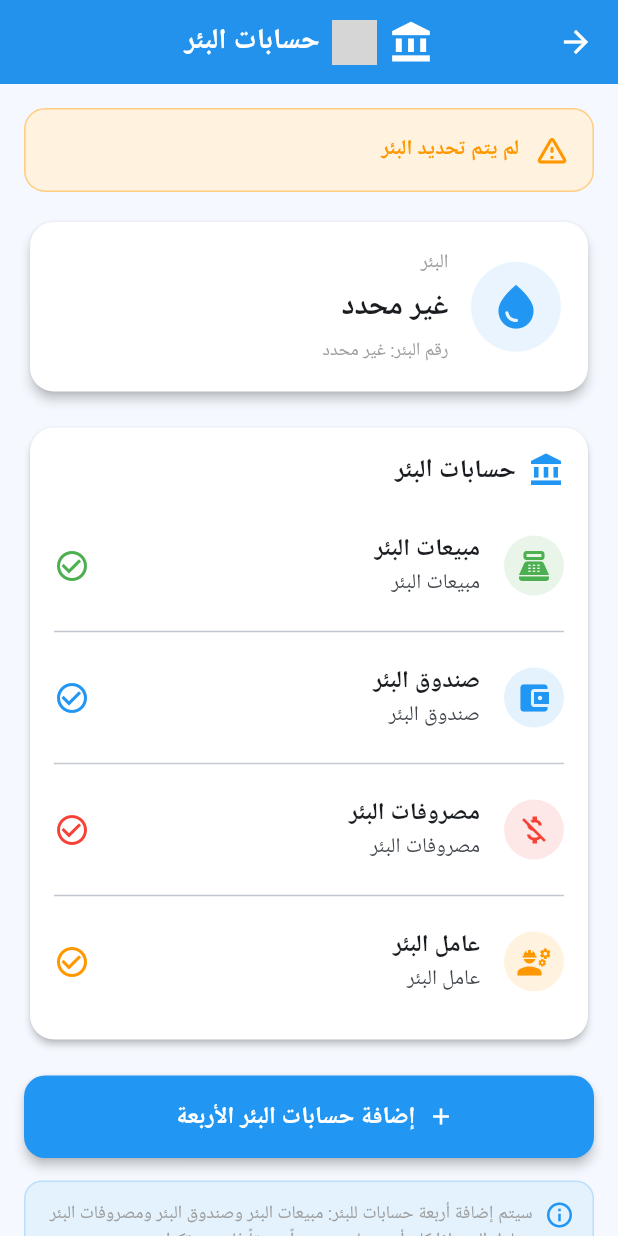
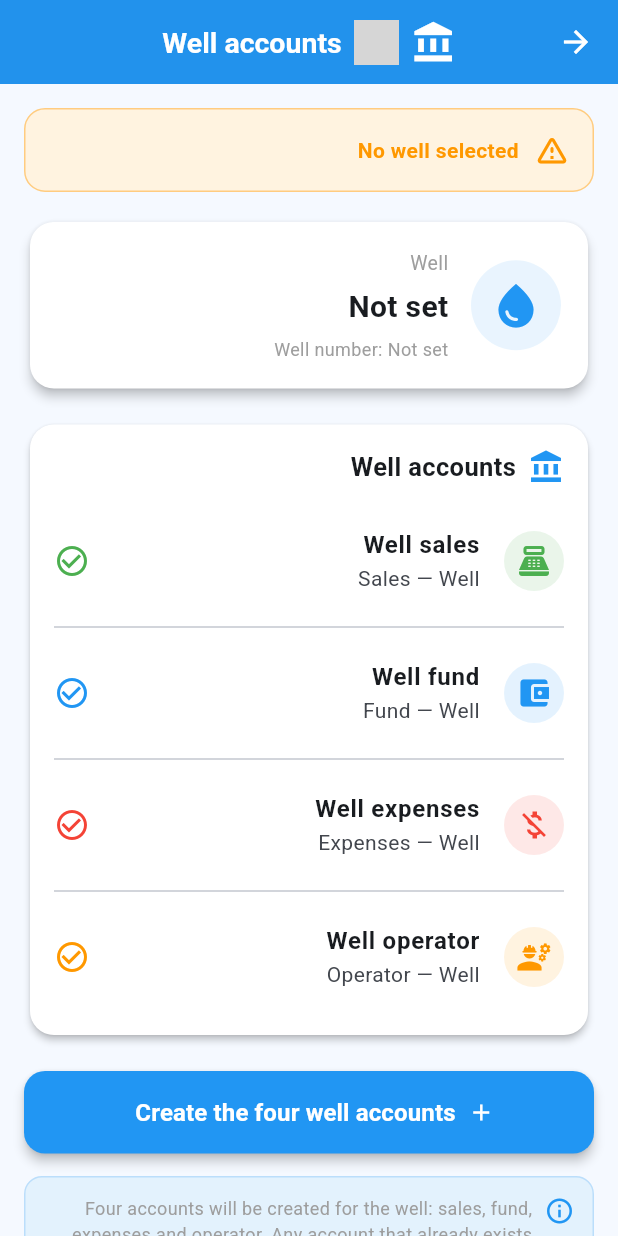
Before and after one commit to jamaly1882/my_water, a Flutter app: the CreateSalesAccountScreen screen opened directly, on a phone screen of 412 x 824 dp. Run offline on Flutter 3.47's test engine with Material 3 defaults, Android fonts, the light colour scheme and no system bars; our stand-ins replace cloud_firestore, firebase_auth, firebase_core, image_cropper, image_picker; missing offline and left inert: dart:html, dart:js_util, google_mlkit_text_recognition; accounts and stored records are empty; grey boxes are pictures that could not be loaded.

Commit message:
feat(i18n): English for well accounts, usage types and shared UI strings
- create_sales_account_screen (33): the four account templates, creation
  summary, existence chips
- water_usage_screen (20): CRUD labels, dialogs, examples
- well_customers_screen (19): linking a subscriber to a well
- gm_ui.dart (12): change indicator and the permissions panel

Fixed prefix collisions ('مبيعات البئر' halves) before commit.
Verified: zero syntax errors.

Co-authored-by: arena-agent <297053741+arena-agent@users.noreply.github.com>

```diff
--- a/lib/screens/create_sales_account_screen.dart
+++ b/lib/screens/create_sales_account_screen.dart
@@ -123,7 +123,7 @@ class _CreateSalesAccountScreenState
       });
     } catch (e) {
       debugPrint(
-        'خطأ في جلب اسم البئر: $e',
+        'Could not load the well name: $e',
       );
 
       if (mounted) {
@@ -157,10 +157,10 @@ class _CreateSalesAccountScreenState
   // ============================================================
   // إنشاء الحسابات
   //
-  // 1 - مبيعات البئر
-  // 2 - صندوق البئر
-  // 3 - مصروفات البئر
-  // 4 - عامل البئر
+  // 1 - Sales — البئر
+  // 2 - Fund — البئر
+  // 3 - Expenses — البئر
+  // 4 - Operator — البئر
   // ============================================================
 
   Future<void> createAccounts() async {
@@ -173,7 +173,7 @@ class _CreateSalesAccountScreenState
     if (widget.wellId == null ||
         widget.wellId!.trim().isEmpty) {
       showMessage(
-        'رقم البئر غير موجود',
+        'The well ID is missing',
       );
 
       return;
@@ -189,7 +189,7 @@ class _CreateSalesAccountScreenState
     if (currentWellName == null ||
         currentWellName.isEmpty) {
       showMessage(
-        'اسم البئر غير موجود',
+        'The well name is missing',
       );
 
       return;
@@ -206,19 +206,19 @@ class _CreateSalesAccountScreenState
 
       final List<Map<String, String>> accounts = [
         {
-          'name': 'مبيعات $currentWellName',
+          'name': 'Sales — $currentWellName',
           'type': 'sales',
         },
         {
-          'name': 'صندوق $currentWellName',
+          'name': 'Fund — $currentWellName',
           'type': 'cash',
         },
         {
-          'name': 'مصروفات $currentWellName',
+          'name': 'Expenses — $currentWellName',
           'type': 'expenses',
         },
         {
-          'name': 'عامل $currentWellName',
+          'name': 'Operator — $currentWellName',
           'type': 'worker',
         },
       ];
@@ -319,16 +319,16 @@ class _CreateSalesAccountScreenState
 
       if (createdCount == 4) {
         showMessage(
-          'تم إنشاء حسابات البئر الأربعة بنجاح',
+          'All four well accounts created',
         );
       } else if (createdCount > 0) {
         showMessage(
-          'تم إنشاء $createdCount حساب، '
-          'والحسابات الموجودة لم يتم تكرارها',
+          'Created $createdCount accounts; '
+          'existing accounts were left untouched',
         );
       } else {
         showMessage(
-          'حسابات البئر الأربعة موجودة مسبقاً',
+          'All four well accounts already exist',
         );
       }
     } catch (e) {
@@ -376,7 +376,7 @@ class _CreateSalesAccountScreenState
             SizedBox(width: 10),
             Expanded(
               child: Text(
-                'لم يتم تحديد البئر',
+                'No well selected',
                 style: TextStyle(
                   fontWeight:
                       FontWeight.bold,
@@ -452,7 +452,7 @@ class _CreateSalesAccountScreenState
                 child: _statusItem(
                   icon:
                       Icons.point_of_sale,
-                  title: 'المبيعات',
+                  title: 'Sales',
                   active: sales > 0,
                 ),
               ),
@@ -467,7 +467,7 @@ class _CreateSalesAccountScreenState
                 child: _statusItem(
                   icon:
                       Icons.account_balance_wallet,
-                  title: 'الصندوق',
+                  title: 'Fund',
                   active: cash > 0,
                 ),
               ),
@@ -482,7 +482,7 @@ class _CreateSalesAccountScreenState
                 child: _statusItem(
                   icon:
                       Icons.money_off,
-                  title: 'المصروفات',
+                  title: 'Expenses',
                   active: expenses > 0,
                 ),
               ),
@@ -497,7 +497,7 @@ class _CreateSalesAccountScreenState
                 child: _statusItem(
                   icon:
                       Icons.engineering,
-                  title: 'العامل',
+                  title: 'Operator',
                   active: worker > 0,
                 ),
               ),
@@ -542,8 +542,8 @@ class _CreateSalesAccountScreenState
 
         Text(
           active
-              ? 'موجود'
-              : 'غير موجود',
+              ? 'Exists'
+              : 'Missing',
           style: TextStyle(
             color: active
                 ? Colors.greenAccent
@@ -606,7 +606,7 @@ class _CreateSalesAccountScreenState
                     CrossAxisAlignment.start,
                 children: [
                   const Text(
-                    'البئر',
+                    'Well',
                     style: TextStyle(
                       color: Colors.grey,
                       fontSize: 13,
@@ -629,7 +629,7 @@ class _CreateSalesAccountScreenState
                         ),
                         SizedBox(width: 8),
                         Text(
-                          'جاري تحميل اسم البئر...',
+                          'Loading the well name…',
                         ),
                       ],
                     )
@@ -639,7 +639,7 @@ class _CreateSalesAccountScreenState
                               wellName!
                                   .trim()
                                   .isEmpty
-                          ? 'غير محدد'
+                          ? 'Not set'
                           : wellName!,
                       style:
                           const TextStyle(
@@ -652,8 +652,8 @@ class _CreateSalesAccountScreenState
                   const SizedBox(height: 5),
 
                   Text(
-                    'رقم البئر: '
-                    '${widget.wellId ?? 'غير محدد'}',
+                    'Well number: '
+                    '${widget.wellId ?? 'Not set'}',
                     style:
                         const TextStyle(
                       fontSize: 12,
@@ -676,7 +676,7 @@ class _CreateSalesAccountScreenState
   Widget accountTypesCard() {
     final String name =
         wellName?.trim().isEmpty ?? true
-            ? 'البئر'
+            ? 'Well'
             : wellName!;
 
     return Card(
@@ -706,7 +706,7 @@ class _CreateSalesAccountScreenState
                 ),
                 SizedBox(width: 8),
                 Text(
-                  'حسابات البئر',
+                  'Well accounts',
                   style: TextStyle(
                     fontSize: 17,
                     fontWeight:
@@ -719,16 +719,16 @@ class _CreateSalesAccountScreenState
             const SizedBox(height: 15),
 
             // --------------------------------------------------
-            // مبيعات البئر
+            // Sales — البئر
             // --------------------------------------------------
 
             _accountRow(
               icon:
                   Icons.point_of_sale,
               title:
-                  'مبيعات البئر',
+                  'Well sales',
               subtitle:
-                  'مبيعات $name',
+                  'Sales — $name',
               color:
                   Colors.green,
             ),
@@ -736,16 +736,16 @@ class _CreateSalesAccountScreenState
             const Divider(),
 
             // --------------------------------------------------
-            // صندوق البئر
+            // Fund — البئر
             // --------------------------------------------------
 
             _accountRow(
               icon:
                   Icons.account_balance_wallet,
               title:
-                  'صندوق البئر',
+                  'Well fund',
               subtitle:
-                  'صندوق $name',
+                  'Fund — $name',
               color:
                   appColor,
             ),
@@ -753,16 +753,16 @@ class _CreateSalesAccountScreenState
             const Divider(),
 
             // --------------------------------------------------
-            // مصروفات البئر
+            // Expenses — البئر
             // --------------------------------------------------
 
             _accountRow(
               icon:
                   Icons.money_off,
               title:
-                  'مصروفات البئر',
+                  'Well expenses',
               subtitle:
-                  'مصروفات $name',
+                  'Expenses — $name',
               color:
                   Colors.red,
             ),
@@ -770,16 +770,16 @@ class _CreateSalesAccountScreenState
             const Divider(),
 
             // --------------------------------------------------
-            // عامل البئر
+            // Operator — البئر
             // --------------------------------------------------
 
             _accountRow(
               icon:
                   Icons.engineering,
               title:
-                  'عامل البئر',
+                  'Well operator',
               subtitle:
-                  'عامل $name',
+                  'Operator — $name',
               color:
                   Colors.orange,
             ),
@@ -866,8 +866,8 @@ class _CreateSalesAccountScreenState
 
         label: Text(
           loading
-              ? 'جاري الإضافة...'
-              : 'إضافة حسابات البئر الأربعة',
+              ? 'Adding…'
+              : 'Create the four well accounts',
           style:
               const TextStyle(
             fontSize: 16,
@@ -942,11 +942,11 @@ class _CreateSalesAccountScreenState
 
           Expanded(
             child: Text(
-              'سيتم إضافة أربعة حسابات للبئر: '
-              'مبيعات البئر وصندوق البئر '
-              'ومصروفات البئر وعامل البئر. '
-              'إذا كان أي حساب موجوداً مسبقاً '
-              'فلن يتم تكراره.',
+              'Four accounts will be created for the well: '
+              'sales, fund, '
+              'expenses and operator. '
+              'Any account that already exists '
+              'will not be duplicated.',
               textAlign:
                   TextAlign.right,
               style: TextStyle(
@@ -985,7 +985,7 @@ class _CreateSalesAccountScreenState
         appBar:
             const MyAppBar(
           title:
-              'حسابات البئر',
+              'Well accounts',
           icon:
               Icons.account_balance,
         ),
--- a/lib/screens/well_customers_screen.dart
+++ b/lib/screens/well_customers_screen.dart
@@ -153,7 +153,7 @@ class _WellCustomerScreenState
       }
     } catch (e) {
       debugPrint(
-        'خطأ في جلب اسم القرية: $e',
+        'Could not load the village name: $e',
       );
     }
   }
@@ -191,7 +191,7 @@ class _WellCustomerScreenState
       });
     } catch (e) {
       debugPrint(
-        'خطأ في تحميل الزبائن: $e',
+        'Could not load the subscribers: $e',
       );
 
       if (mounted) {
@@ -236,7 +236,7 @@ class _WellCustomerScreenState
 
     if (selectedCustomerId == null ||
         selectedCustomerId!.trim().isEmpty) {
-      message('اختر الزبون أولاً');
+      message('Choose the subscriber first');
       return;
     }
 
@@ -246,7 +246,7 @@ class _WellCustomerScreenState
 
     if (wellId == null ||
         wellId!.trim().isEmpty) {
-      message('رقم البئر غير موجود');
+      message('The well ID is missing');
       return;
     }
 
@@ -271,7 +271,7 @@ class _WellCustomerScreenState
 
       if (!customerDoc.exists) {
         throw Exception(
-          'الزبون غير موجود',
+          'The subscriber was not found',
         );
       }
 
@@ -318,7 +318,7 @@ class _WellCustomerScreenState
           'credit': 0,
 
           'statement':
-              'فتح حساب زبون البئر',
+              'Open a well subscriber account',
 
           'createdAt':
               FieldValue.serverTimestamp(),
@@ -404,7 +404,7 @@ class _WellCustomerScreenState
       if (!mounted) return;
 
       message(
-        'تم إضافة الزبون وربطه بالبئر بنجاح',
+        'Subscriber added and linked to the well',
       );
 
       // ========================================================
@@ -440,7 +440,7 @@ class _WellCustomerScreenState
       initialValue: villageId,
 
       decoration: InputDecoration(
-        labelText: 'القرية',
+        labelText: 'Village',
 
         prefixIcon: const Icon(
           Icons.location_on,
@@ -480,7 +480,7 @@ class _WellCustomerScreenState
         DropdownMenuItem<String>(
           value: villageId,
           child: Text(
-            villageName ?? 'غير محدد',
+            villageName ?? 'Not set',
           ),
         ),
       ],
@@ -498,7 +498,7 @@ class _WellCustomerScreenState
       initialValue: selectedCustomerId,
 
       decoration: InputDecoration(
-        labelText: 'اختر الزبون',
+        labelText: 'Choose subscriber',
 
         prefixIcon: const Icon(
           Icons.person,
@@ -667,7 +667,7 @@ class _WellCustomerScreenState
                       ),
 
                       Text(
-                        'البئر: ${wellName ?? ''}',
+                        'Well: ${wellName ?? ''}',
                         style:
                             const TextStyle(
                           color:
@@ -687,21 +687,21 @@ class _WellCustomerScreenState
             if (phone.isNotEmpty)
               _infoRow(
                 Icons.phone,
-                'الهاتف',
+                'Phone',
                 phone,
               ),
 
             if (address.isNotEmpty)
               _infoRow(
                 Icons.home,
-                'العنوان',
+                'Address',
                 address,
               ),
 
             if (usage.isNotEmpty)
               _infoRow(
                 Icons.water_drop,
-                'نوع الاستخدام',
+                'Usage type',
                 usage,
               ),
           ],
@@ -805,7 +805,7 @@ class _WellCustomerScreenState
                   CrossAxisAlignment.start,
               children: [
                 const Text(
-                  'البئر المحدد',
+                  'Selected well',
                   style: TextStyle(
                     fontSize: 13,
                     color: Colors.grey,
@@ -821,7 +821,7 @@ class _WellCustomerScreenState
                           wellName!
                               .trim()
                               .isEmpty
-                      ? 'غير محدد'
+                      ? 'Not set'
                       : wellName!,
                   style:
                       const TextStyle(
@@ -876,8 +876,8 @@ class _WellCustomerScreenState
 
         label: Text(
           saving
-              ? 'جاري الإضافة...'
-              : 'إضافة وربط الزبون بالبئر',
+              ? 'Adding…'
+              : 'Add and link the subscriber',
 
           style:
               const TextStyle(
@@ -933,8 +933,8 @@ class _WellCustomerScreenState
           title:
               wellName == null ||
                       wellName!.trim().isEmpty
-                  ? 'زبائن البئر'
-                  : 'زبائن البئر $wellName',
+                  ? 'Well subscribers'
+                  : 'Well subscribers $wellName',
           icon:
               Icons.people,
         ),
--- a/lib/widgets/gm_ui.dart
+++ b/lib/widgets/gm_ui.dart
@@ -347,7 +347,7 @@ class GmChangeBadge extends StatelessWidget {
 
     if (value == null) {
       return _build(
-        'بدون مقارنة',
+        'No comparison',
         Colors.grey,
         Icons.remove,
       );
@@ -355,7 +355,7 @@ class GmChangeBadge extends StatelessWidget {
 
     if (!showZero && value.abs() < 0.05) {
       return _build(
-        'مستقر',
+        'Steady',
         Colors.blueGrey,
         Icons.remove,
       );
@@ -748,25 +748,25 @@ class GmRolesCard extends StatelessWidget {
         crossAxisAlignment: CrossAxisAlignment.start,
         children: <Widget>[
           const GmSectionTitle(
-            title: 'صلاحيات المشرفين',
+            title: 'Supervisor permissions',
             icon: Icons.admin_panel_settings,
-            subtitle: 'من يرى ماذا داخل النظام',
+            subtitle: 'Who sees what inside the system',
           ),
           const SizedBox(height: 14),
           _role(
             Icons.workspace_premium,
             gmPrimary,
-            'المشرف الرئيسي (المدير العام)',
-            'يشاهد جميع المحافظات والقرى والآبار والتقارير والإحصائيات، '
-                'وينشئ المحافظات والمديريات والعُزل والقرى والآبار والمشرفين.',
+            'Main supervisor (GM)',
+            'Sees every governorate, village, well, report and figure, '
+                'and creates governorates, districts, sub-districts, villages, wells and supervisors.',
           ),
           const SizedBox(height: 10),
           _role(
             Icons.person_outline,
             gmAccent,
-            'مشرف البئر',
-            'يدخل ويقرأ بيانات بئره فقط (القراءات والحسابات والتقارير)، '
-                'وتظهر بياناته ضمن الإحصائيات المركزية للمدير العام.',
+            'Well supervisor',
+            'Enters and reads only their own well (readings, accounts, reports), '
+                'and their numbers roll up into the GM figures.',
           ),
           const SizedBox(height: 12),
           Container(
@@ -786,8 +786,8 @@ class GmRolesCard extends StatelessWidget {
                 const SizedBox(width: 8),
                 Expanded(
                   child: Text(
-                    'تُحدد الصلاحية من حقلي role و wellId في مجموعة users، '
-                    'ويجب أن تُطابقها قواعد Firestore لمنع أي وصول خارج نطاق البئر.',
+                    'Permissions come from the role and wellId fields in the users collection, '
+                    'and Firestore rules must mirror them to block access outside the well.',
                     style: TextStyle(
                       fontSize: 10.5,
                       height: 1.5,
```
Also changed, not shown: lib/screens/water_usage_screen.dart (+23 -23 lines).
